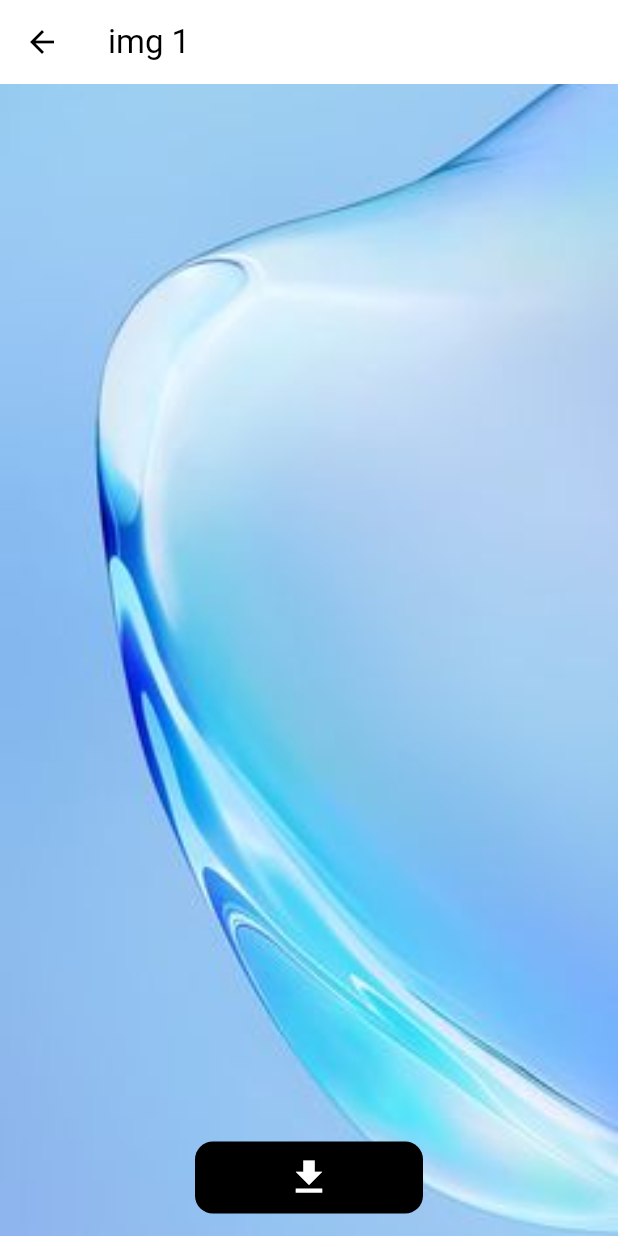
After one commit to zillur07/wallpaper_app_1stclass, a Flutter app: the SinglePage screen opened directly with sample values from the repository, on a phone screen of 412 x 824 dp. The commit adds this screen. Run offline on Flutter 3.47's test engine with Material 3 defaults, Android fonts, the phone set to English and light mode, and no system bars; our stand-ins replace get.

Commit message:
class 3 single page view

```diff
--- a/lib/src/model/wallpaper.dart
+++ b/lib/src/model/wallpaper.dart
@@ -6,19 +6,19 @@ class WallpaperModel {
 }
 
 List<WallpaperModel> wallpaperData = [
-  WallpaperModel(image: 'img/1.jpg'),
-  WallpaperModel(image: 'img/2.jpg'),
-  WallpaperModel(image: 'img/3.jpg'),
-  WallpaperModel(image: 'img/4.jpg'),
-  WallpaperModel(image: 'img/1.jpg'),
-  WallpaperModel(image: 'img/2.jpg'),
-  WallpaperModel(image: 'img/6.jpg'),
-  WallpaperModel(image: 'img/1.jpg'),
-  WallpaperModel(image: 'img/2.jpg'),
-  WallpaperModel(image: 'img/3.jpg'),
-  WallpaperModel(image: 'img/6.jpg'),
-  WallpaperModel(image: 'img/1.jpg'),
-  WallpaperModel(image: 'img/2.jpg'),
-  WallpaperModel(image: 'img/1.jpg'),
-  WallpaperModel(image: 'img/2.jpg'),
+  WallpaperModel(image: 'img/1.jpg', name: 'img 1'),
+  WallpaperModel(image: 'img/2.jpg', name: 'img 2'),
+  WallpaperModel(image: 'img/3.jpg', name: 'img 3'),
+  WallpaperModel(image: 'img/4.jpg', name: 'img 4'),
+  WallpaperModel(image: 'img/1.jpg', name: 'img 5'),
+  WallpaperModel(image: 'img/2.jpg', name: 'img 6'),
+  WallpaperModel(image: 'img/6.jpg', name: 'img 7'),
+  WallpaperModel(image: 'img/1.jpg', name: 'img 8'),
+  WallpaperModel(image: 'img/2.jpg', name: 'img 9'),
+  WallpaperModel(image: 'img/3.jpg', name: 'img 10'),
+  WallpaperModel(image: 'img/6.jpg', name: 'img 11'),
+  WallpaperModel(image: 'img/1.jpg', name: 'img 12'),
+  WallpaperModel(image: 'img/2.jpg', name: 'img 13'),
+  WallpaperModel(image: 'img/1.jpg', name: 'img 14'),
+  WallpaperModel(image: 'img/2.jpg', name: 'img 15'),
 ];
--- /dev/null
+++ b/lib/src/page/single_page.dart
@@ -0,0 +1,233 @@
+import 'package:app_name/src/model/wallpaper.dart';
+import 'package:flutter/material.dart';
+import 'package:get/get.dart';
+
+class SinglePage extends StatelessWidget {
+  final WallpaperModel wallpaper;
+
+  SinglePage({required this.wallpaper});
+
+  @override
+  Widget build(BuildContext context) {
+    return Scaffold(
+      appBar: AppBar(
+        title: Text(
+          wallpaper.name.toString(),
+          style: TextStyle(color: Colors.black),
+        ),
+        backgroundColor: Colors.white,
+        iconTheme: const IconThemeData(
+          color: Colors.black,
+        ),
+      ),
+      body: Stack(
+        children: [
+          Container(
+            height: Get.height,
+            width: Get.width,
+            child: Image.asset(
+              '${wallpaper.image}',
+              fit: BoxFit.cover,
+            ),
+          ),
+          Positioned(
+            bottom: 15,
+            left: 130,
+            right: 130,
+            child: Container(
+              decoration: BoxDecoration(
+                borderRadius: BorderRadius.circular(12),
+                color: Colors.black,
+              ),
+              child: IconButton(
+                onPressed: () {},
+                icon: Icon(
+                  Icons.download,
+                  color: Colors.white,
+                  size: 30,
+                ),
+              ),
+            ),
+          )
+        ],
+      ),
+    );
+  }
+}
+
+// import 'package:app_name/src/model/wallpaper.dart';
+// import 'package:flutter/material.dart';
+// import 'package:get/get.dart';
+// import 'package:image_downloader/image_downloader.dart';
+
+// class SinglePage extends StatelessWidget {
+//   final WallpaperModel wallpaper;
+
+//   SinglePage({required this.wallpaper});
+
+//   Future<void> _downloadImage() async {
+//     try {
+//       // Use the image_downloader package to download the image
+//       var imageId = await ImageDownloader.downloadImage(wallpaper.image!);
+//       if (imageId != null) {
+//         // You can show a success message or perform other actions here
+//         print('Image downloaded with id: $imageId');
+//       } else {
+//         // Handle case where download failed
+//         print('Failed to download image');
+//       }
+//     } catch (error) {
+//       // Handle errors, e.g., show an error message
+//       print('Error downloading image: $error');
+//     }
+//   }
+
+//   @override
+//   Widget build(BuildContext context) {
+//     return Scaffold(
+//       appBar: AppBar(
+//         title: Text(
+//           wallpaper.name.toString(),
+//           style: TextStyle(color: Colors.black),
+//         ),
+//         backgroundColor: Colors.white,
+//         iconTheme: const IconThemeData(
+//           color: Colors.black,
+//         ),
+//       ),
+//       body: Stack(
+//         children: [
+//           Container(
+//             height: Get.height,
+//             width: Get.width,
+//             child: Image.asset(
+//               '${wallpaper.image}',
+//               fit: BoxFit.cover,
+//             ),
+//           ),
+//           Positioned(
+//             bottom: 15,
+//             left: 130,
+//             right: 130,
+//             child: Container(
+//               decoration: BoxDecoration(
+//                 borderRadius: BorderRadius.circular(12),
+//                 color: Colors.black,
+//               ),
+//               child: IconButton(
+//                 onPressed: _downloadImage,
+//                 icon: Icon(
+//                   Icons.download,
+//                   color: Colors.white,
+//                   size: 30,
+//                 ),
+//               ),
+//             ),
+//           )
+//         ],
+//       ),
+//     );
+//   }
+// }
+
+// import 'package:app_name/src/model/wallpaper.dart';
+// import 'package:flutter/material.dart';
+// import 'package:get/get.dart';
+// import 'package:image_downloader/image_downloader.dart';
+// import 'package:permission_handler/permission_handler.dart';
+
+// class SinglePage extends StatelessWidget {
+//   final WallpaperModel wallpaper;
+
+//   SinglePage({required this.wallpaper});
+
+//   Future<void> _downloadImage() async {
+//     // Check if the permission is granted
+//     var status = await Permission.storage.status;
+//     if (status.isGranted) {
+//       try {
+//         // Use the image_downloader package to download the image
+//         var imageId = await ImageDownloader.downloadImage(wallpaper.image!);
+//         if (imageId != null) {
+//           // You can show a success message or perform other actions here
+//           print('Image downloaded with id: $imageId');
+//         } else {
+//           // Handle case where download failed
+//           print('Failed to download image');
+//         }
+//       } catch (error) {
+//         // Handle errors, e.g., show an error message
+//         print('Error downloading image: $error');
+//       }
+//     } else {
+//       // If permission is not granted, request it
+//       var result = await Permission.storage.request();
+//       if (result.isGranted) {
+//         // Permission granted, proceed with image download
+//         try {
+//           var imageId = await ImageDownloader.downloadImage(wallpaper.image!);
+//           if (imageId != null) {
+//             // You can show a success message or perform other actions here
+//             print('Image downloaded with id: $imageId');
+//           } else {
+//             // Handle case where download failed
+//             print('Failed to download image');
+//           }
+//         } catch (error) {
+//           // Handle errors, e.g., show an error message
+//           print('Error downloading image: $error');
+//         }
+//       } else {
+//         // Permission not granted by the user
+//         print('Permission not granted by the user');
+//       }
+//     }
+//   }
+
+//   @override
+//   Widget build(BuildContext context) {
+//     return Scaffold(
+//       appBar: AppBar(
+//         title: Text(
+//           wallpaper.name.toString(),
+//           style: TextStyle(color: Colors.black),
+//         ),
+//         backgroundColor: Colors.white,
+//         iconTheme: const IconThemeData(
+//           color: Colors.black,
+//         ),
+//       ),
+//       body: Stack(
+//         children: [
+//           Container(
+//             height: Get.height,
+//             width: Get.width,
+//             child: Image.asset(
+//               '${wallpaper.image}',
+//               fit: BoxFit.cover,
+//             ),
+//           ),
+//           Positioned(
+//             bottom: 15,
+//             left: 130,
+//             right: 130,
+//             child: Container(
+//               decoration: BoxDecoration(
+//                 borderRadius: BorderRadius.circular(12),
+//                 color: Colors.black,
+//               ),
+//               child: IconButton(
+//                 onPressed: _downloadImage,
+//                 icon: Icon(
+//                   Icons.download,
+//                   color: Colors.white,
+//                   size: 30,
+//                 ),
+//               ),
+//             ),
+//           )
+//         ],
+//       ),
+//     );
+//   }
+// }
--- a/pubspec.yaml
+++ b/pubspec.yaml
@@ -36,6 +36,8 @@ dependencies:
   # Use with the CupertinoIcons class for iOS style icons.
   cupertino_icons: ^1.0.2
   get: ^4.6.6
+  # image_downloader:
+  # permission_handler:
 
 
 dev_dependencies:
```
Also changed, not shown: lib/src/component/wellpaper_component.dart (+10 -1 lines), pubspec.lock, 2 other files.
